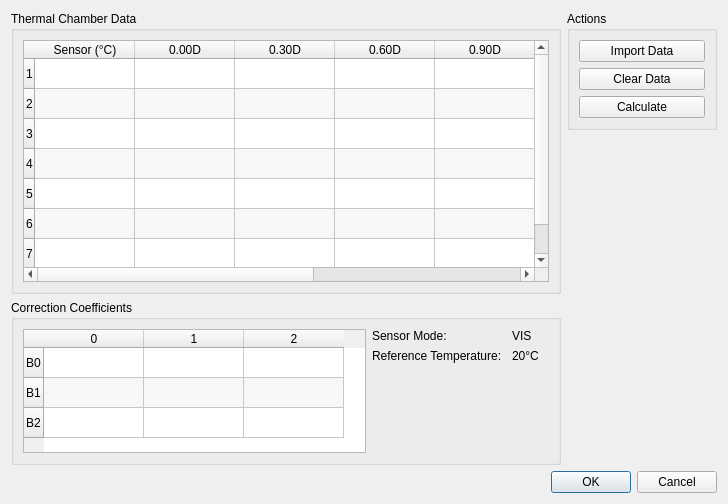
dektronics/densitometer-desktop, file src/tempcalibrationdialog.ui: the form before one commit.
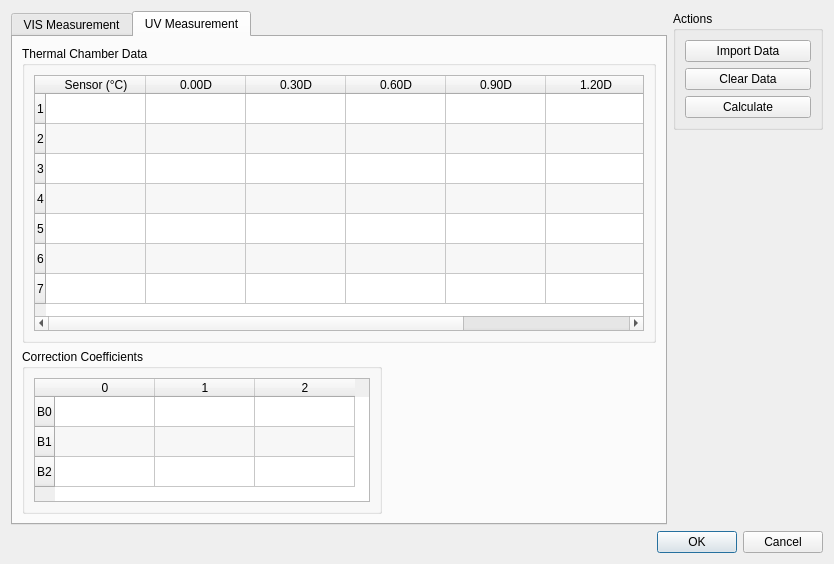
The form after the commit. The open tabs and pages were chosen to show the change.

Commit message:
Rework temperature calibration data import
Merge VIS and UV calibration bits into a single workflow.
Implement importing of thermal chamber data files.

Patch:
```diff
--- a/src/tempcalibrationdialog.ui
+++ b/src/tempcalibrationdialog.ui
@@ -6,20 +6,26 @@
    <rect>
     <x>0</x>
     <y>0</y>
-    <width>728</width>
-    <height>504</height>
+    <width>834</width>
+    <height>564</height>
    </rect>
   </property>
   <property name="windowTitle">
    <string>Temperature Calibration Tool</string>
   </property>
-  <layout class="QVBoxLayout" name="verticalLayout_7">
+  <layout class="QGridLayout" name="gridLayout">
+   <item row="0" column="0">
+    <widget class="QTabWidget" name="tabWidget">
+     <property name="currentIndex">
+      <number>0</number>
+     </property>
+     <widget class="QWidget" name="visTab">
+      <attribute name="title">
+       <string>VIS Measurement</string>
+      </attribute>
+      <layout class="QVBoxLayout" name="verticalLayout_4">
    <item>
-    <layout class="QHBoxLayout" name="horizontalLayout_2">
-     <item>
-      <layout class="QVBoxLayout" name="verticalLayout_5" stretch="1,0">
-       <item>
-        <widget class="QGroupBox" name="inputGroupBox">
+        <widget class="QGroupBox" name="visInputGroupBox">
          <property name="title">
           <string>Thermal Chamber Data</string>
          </property>
@@ -80,128 +86,228 @@
         </widget>
        </item>
        <item>
-        <widget class="QGroupBox" name="resultsGroupBox">
-         <property name="title">
-          <string>Correction Coefficients</string>
-         </property>
          <layout class="QHBoxLayout" name="horizontalLayout">
           <item>
-           <layout class="QVBoxLayout" name="verticalLayout_4">
-            <item>
-             <widget class="QTableWidget" name="resultsTableWidget">
-              <property name="sizePolicy">
-               <sizepolicy hsizetype="Expanding" vsizetype="Fixed">
-                <horstretch>0</horstretch>
-                <verstretch>0</verstretch>
-               </sizepolicy>
-              </property>
-              <property name="sizeAdjustPolicy">
-               <enum>QAbstractScrollArea::SizeAdjustPolicy::AdjustToContents</enum>
-              </property>
-              <property name="alternatingRowColors">
-               <bool>true</bool>
-              </property>
-              <attribute name="verticalHeaderStretchLastSection">
-               <bool>false</bool>
-              </attribute>
-              <row>
-               <property name="text">
-                <string>B0</string>
-               </property>
-              </row>
-              <row>
-               <property name="text">
-                <string>B1</string>
-               </property>
-              </row>
-              <row>
-               <property name="text">
-                <string>B2</string>
-               </property>
-              </row>
-              <column>
-               <property name="text">
-                <string>0</string>
-               </property>
-              </column>
-              <column>
-               <property name="text">
-                <string>1</string>
-               </property>
-              </column>
-              <column>
-               <property name="text">
-                <string>2</string>
-               </property>
-              </column>
-             </widget>
-            </item>
-           </layout>
-          </item>
-          <item>
+          <widget class="QGroupBox" name="visResultsGroupBox">
+           <property name="title">
+            <string>Correction Coefficients</string>
+           </property>
            <layout class="QVBoxLayout" name="verticalLayout_3">
             <item>
-             <layout class="QFormLayout" name="formLayout">
-              <property name="horizontalSpacing">
-               <number>10</number>
+             <widget class="QTableWidget" name="visResultsTableWidget">
+              <property name="sizePolicy">
+               <sizepolicy hsizetype="Expanding" vsizetype="Fixed">
+                <horstretch>0</horstretch>
+                <verstretch>0</verstretch>
+               </sizepolicy>
               </property>
-              <property name="leftMargin">
-               <number>0</number>
+              <property name="sizeAdjustPolicy">
+               <enum>QAbstractScrollArea::SizeAdjustPolicy::AdjustToContents</enum>
               </property>
-              <property name="rightMargin">
-               <number>10</number>
+              <property name="alternatingRowColors">
+               <bool>true</bool>
               </property>
-              <item row="0" column="0">
-               <widget class="QLabel" name="label">
+              <attribute name="verticalHeaderStretchLastSection">
+               <bool>false</bool>
+              </attribute>
+              <row>
                 <property name="text">
-                 <string>Sensor Mode:</string>
-                </property>
+                <string>B0</string>
+               </property>
+              </row>
+              <row>
+               <property name="text">
+                <string>B1</string>
+               </property>
+              </row>
+              <row>
+               <property name="text">
+                <string>B2</string>
+               </property>
+              </row>
+              <column>
+               <property name="text">
+                <string>0</string>
+               </property>
+              </column>
+              <column>
+               <property name="text">
+                <string>1</string>
+               </property>
+              </column>
+              <column>
+               <property name="text">
+                <string>2</string>
+               </property>
+              </column>
+             </widget>
+            </item>
+           </layout>
+          </widget>
+         </item>
+         <item>
+          <spacer name="horizontalSpacer">
+           <property name="orientation">
+            <enum>Qt::Orientation::Horizontal</enum>
+           </property>
+           <property name="sizeHint" stdset="0">
+            <size>
+             <width>40</width>
+             <height>20</height>
+            </size>
+           </property>
+          </spacer>
+         </item>
+        </layout>
+       </item>
+      </layout>
+     </widget>
+     <widget class="QWidget" name="uvTab">
+      <attribute name="title">
+       <string>UV Measurement</string>
+      </attribute>
+      <layout class="QVBoxLayout" name="verticalLayout_9">
+       <item>
+        <widget class="QGroupBox" name="uvInputGroupBox">
+         <property name="title">
+          <string>Thermal Chamber Data</string>
+         </property>
+         <layout class="QVBoxLayout" name="verticalLayout_7">
+          <item>
+           <widget class="QTableWidget" name="uvInputTableWidget">
+            <property name="alternatingRowColors">
+             <bool>true</bool>
+            </property>
+            <attribute name="verticalHeaderShowSortIndicator" stdset="0">
+             <bool>false</bool>
+            </attribute>
+            <row/>
+            <row/>
+            <row/>
+            <row/>
+            <row/>
+            <row/>
+            <row/>
+            <column>
+             <property name="text">
+              <string>Sensor (°C)</string>
+             </property>
+            </column>
+            <column>
+             <property name="text">
+              <string>0.00D</string>
+             </property>
+            </column>
+            <column>
+             <property name="text">
+              <string>0.30D</string>
+             </property>
+            </column>
+            <column>
+             <property name="text">
+              <string>0.60D</string>
+             </property>
+            </column>
+            <column>
+             <property name="text">
+              <string>0.90D</string>
+             </property>
+            </column>
+            <column>
+             <property name="text">
+              <string>1.20D</string>
+             </property>
+            </column>
+            <column>
+             <property name="text">
+              <string>1.50D</string>
+             </property>
+            </column>
+           </widget>
+          </item>
+         </layout>
+        </widget>
+       </item>
+       <item>
+        <layout class="QHBoxLayout" name="horizontalLayout_2">
+         <item>
+          <widget class="QGroupBox" name="uvResultsGroupBox">
+           <property name="title">
+            <string>Correction Coefficients</string>
+           </property>
+           <layout class="QVBoxLayout" name="verticalLayout_8">
+            <item>
+             <widget class="QTableWidget" name="uvResultsTableWidget">
+              <property name="sizePolicy">
+               <sizepolicy hsizetype="Expanding" vsizetype="Fixed">
+                <horstretch>0</horstretch>
+                <verstretch>0</verstretch>
+               </sizepolicy>
+              </property>
+              <property name="sizeAdjustPolicy">
+               <enum>QAbstractScrollArea::SizeAdjustPolicy::AdjustToContents</enum>
+              </property>
+              <property name="alternatingRowColors">
+               <bool>true</bool>
+              </property>
+              <attribute name="verticalHeaderStretchLastSection">
+               <bool>false</bool>
+              </attribute>
+              <row>
+               <property name="text">
+                <string>B0</string>
+               </property>
+              </row>
+              <row>
+               <property name="text">
+                <string>B1</string>
+               </property>
+              </row>
+              <row>
+               <property name="text">
+                <string>B2</string>
+               </property>
+              </row>
+              <column>
+               <property name="text">
+                <string>0</string>
+               </property>
+              </column>
+              <column>
+               <property name="text">
+                <string>1</string>
+               </property>
+              </column>
+              <column>
+               <property name="text">
+                <string>2</string>
+               </property>
+              </column>
+             </widget>
+            </item>
+           </layout>
+          </widget>
+         </item>
+         <item>
+          <spacer name="horizontalSpacer_2">
+           <property name="orientation">
+            <enum>Qt::Orientation::Horizontal</enum>
+           </property>
+           <property name="sizeHint" stdset="0">
+            <size>
+             <width>40</width>
+             <height>20</height>
+            </size>
+           </property>
+          </spacer>
+         </item>
+        </layout>
+       </item>
+      </layout>
+     </widget>
                </widget>
               </item>
               <item row="0" column="1">
-               <widget class="QLabel" name="modeValueLabel">
-                <property name="text">
-                 <string>VIS</string>
-                </property>
-               </widget>
-              </item>
-              <item row="1" column="0">
-               <widget class="QLabel" name="label_3">
-                <property name="text">
-                 <string>Reference Temperature:</string>
-                </property>
-               </widget>
-              </item>
-              <item row="1" column="1">
-               <widget class="QLabel" name="refTempValueLabel">
-                <property name="text">
-                 <string>20°C</string>
-                </property>
-               </widget>
-              </item>
-             </layout>
-            </item>
-            <item>
-             <spacer name="verticalSpacer">
-              <property name="orientation">
-               <enum>Qt::Orientation::Vertical</enum>
-              </property>
-              <property name="sizeHint" stdset="0">
-               <size>
-                <width>20</width>
-                <height>40</height>
-               </size>
-              </property>
-             </spacer>
-            </item>
-           </layout>
-          </item>
-         </layout>
-        </widget>
-       </item>
-      </layout>
-     </item>
-     <item>
       <layout class="QVBoxLayout" name="verticalLayout_6">
        <item>
         <widget class="QGroupBox" name="groupBox_3">
@@ -254,9 +360,7 @@
        </item>
       </layout>
      </item>
-    </layout>
-   </item>
-   <item>
+   <item row="1" column="0" colspan="2">
     <widget class="QDialogButtonBox" name="buttonBox">
      <property name="orientation">
       <enum>Qt::Orientation::Horizontal</enum>
```
Left out of the diff: 2 changed lines with no effect on the pictures. Lines whose indentation alone changed are shown as unchanged. The commit also changes 5 other files.
